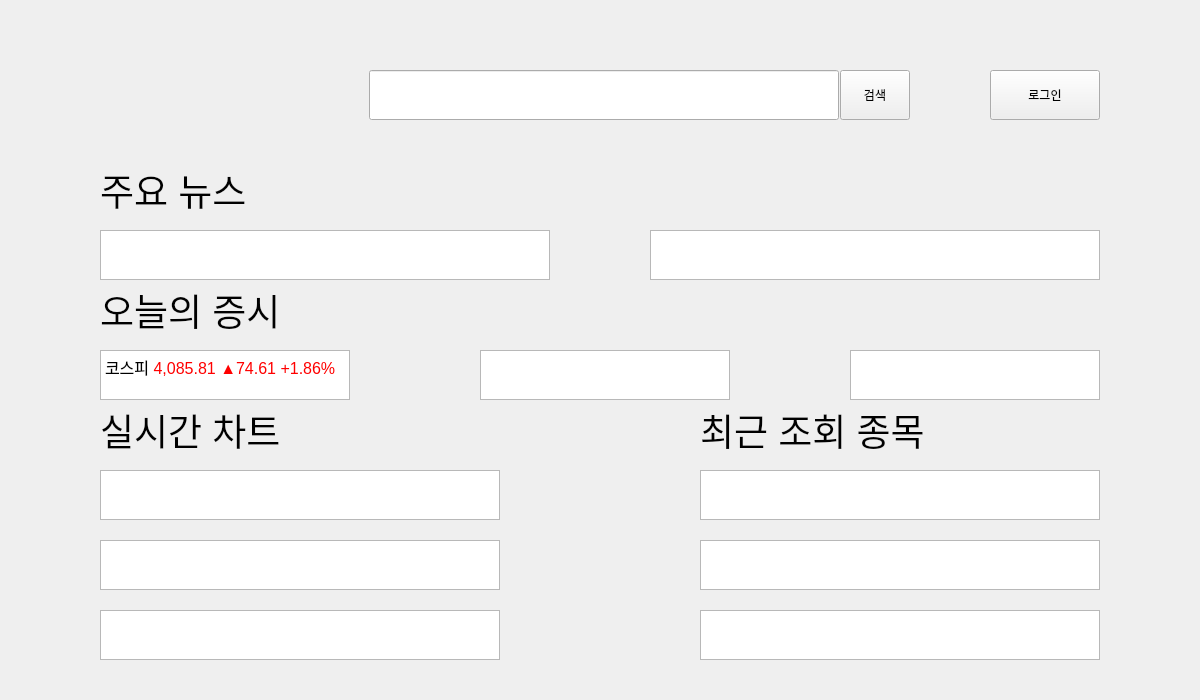
Before: the Qt Designer form project1/source/home/home.ui in taewooyun/hts, drawn with Qt 5.
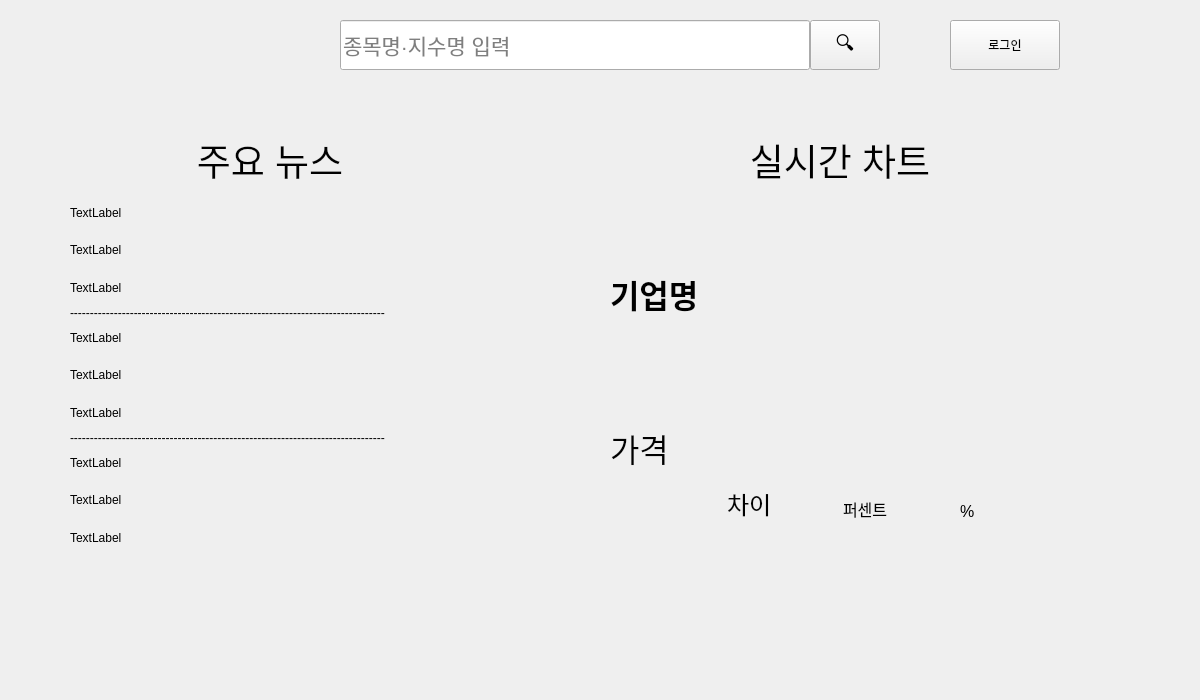
After: the same form once the commit is applied.

Commit message: feat home,tab

```diff
--- a/project1/source/home/home.ui
+++ b/project1/source/home/home.ui
@@ -13,42 +13,12 @@
   <property name="windowTitle">
    <string>Form</string>
   </property>
-  <widget class="QTextBrowser" name="rtChart_1">
-   <property name="geometry">
-    <rect>
-     <x>100</x>
-     <y>470</y>
-     <width>400</width>
-     <height>50</height>
-    </rect>
-   </property>
-  </widget>
-  <widget class="QTextBrowser" name="rtChart_2">
-   <property name="geometry">
-    <rect>
-     <x>100</x>
-     <y>540</y>
-     <width>400</width>
-     <height>50</height>
-    </rect>
-   </property>
-  </widget>
-  <widget class="QTextBrowser" name="rtChart_3">
-   <property name="geometry">
-    <rect>
-     <x>100</x>
-     <y>610</y>
-     <width>400</width>
-     <height>50</height>
-    </rect>
-   </property>
-  </widget>
   <widget class="QLabel" name="rtChart_label">
    <property name="geometry">
     <rect>
-     <x>100</x>
-     <y>410</y>
-     <width>200</width>
+     <x>640</x>
+     <y>140</y>
+     <width>400</width>
      <height>40</height>
     </rect>
    </property>
@@ -60,84 +30,16 @@
    <property name="text">
     <string>실시간 차트</string>
    </property>
-  </widget>
-  <widget class="QTextBrowser" name="todayStock_1">
-   <property name="geometry">
-    <rect>
-     <x>100</x>
-     <y>350</y>
-     <width>250</width>
-     <height>50</height>
-    </rect>
-   </property>
-   <property name="html">
-    <string>&lt;!DOCTYPE HTML PUBLIC &quot;-//W3C//DTD HTML 4.0//EN&quot; &quot;http://www.w3.org/TR/REC-html40/strict.dtd&quot;&gt;
-&lt;html&gt;&lt;head&gt;&lt;meta name=&quot;qrichtext&quot; content=&quot;1&quot; /&gt;&lt;meta charset=&quot;utf-8&quot; /&gt;&lt;style type=&quot;text/css&quot;&gt;
-p, li { white-space: pre-wrap; }
-hr { height: 1px; border-width: 0; }
-li.unchecked::marker { content: &quot;\2610&quot;; }
-li.checked::marker { content: &quot;\2612&quot;; }
-&lt;/style&gt;&lt;/head&gt;&lt;body style=&quot; font-family:'맑은 고딕'; font-size:9pt; font-weight:400; font-style:normal;&quot;&gt;
-&lt;p style=&quot; margin-top:0px; margin-bottom:0px; margin-left:0px; margin-right:0px; -qt-block-indent:0; text-indent:0px;&quot;&gt;&lt;span style=&quot; font-size:12pt;&quot;&gt;코스피 &lt;/span&gt;&lt;span style=&quot; font-size:12pt; color:#ff0000;&quot;&gt;4,085.81 ▲74.61 +1.86%&lt;/span&gt;&lt;/p&gt;&lt;/body&gt;&lt;/html&gt;</string>
-   </property>
-   <property name="cursorWidth">
-    <number>1</number>
-   </property>
-  </widget>
-  <widget class="QTextBrowser" name="todayStock_2">
-   <property name="geometry">
-    <rect>
-     <x>480</x>
-     <y>350</y>
-     <width>250</width>
-     <height>50</height>
-    </rect>
-   </property>
-  </widget>
-  <widget class="QTextBrowser" name="todayStock_3">
-   <property name="geometry">
-    <rect>
-     <x>850</x>
-     <y>350</y>
-     <width>250</width>
-     <height>50</height>
-    </rect>
-   </property>
-  </widget>
-  <widget class="QLabel" name="todayStock_label">
-   <property name="geometry">
-    <rect>
-     <x>100</x>
-     <y>290</y>
-     <width>200</width>
-     <height>40</height>
-    </rect>
-   </property>
-   <property name="font">
-    <font>
-     <pointsize>28</pointsize>
-    </font>
-   </property>
-   <property name="text">
-    <string>오늘의 증시</string>
-   </property>
-  </widget>
-  <widget class="QTextBrowser" name="news_1">
-   <property name="geometry">
-    <rect>
-     <x>100</x>
-     <y>230</y>
-     <width>450</width>
-     <height>50</height>
-    </rect>
+   <property name="alignment">
+    <set>Qt::AlignmentFlag::AlignCenter</set>
    </property>
   </widget>
   <widget class="QLabel" name="news_label">
    <property name="geometry">
     <rect>
-     <x>100</x>
-     <y>170</y>
-     <width>200</width>
+     <x>70</x>
+     <y>140</y>
+     <width>400</width>
      <height>40</height>
     </rect>
    </property>
@@ -149,93 +51,54 @@
    <property name="text">
     <string>주요 뉴스</string>
    </property>
-  </widget>
-  <widget class="QTextBrowser" name="news_2">
-   <property name="geometry">
-    <rect>
-     <x>650</x>
-     <y>230</y>
-     <width>450</width>
-     <height>50</height>
-    </rect>
+   <property name="textFormat">
+    <enum>Qt::TextFormat::AutoText</enum>
    </property>
-  </widget>
-  <widget class="QTextBrowser" name="recentView_1">
-   <property name="geometry">
-    <rect>
-     <x>700</x>
-     <y>470</y>
-     <width>400</width>
-     <height>50</height>
-    </rect>
-   </property>
-  </widget>
-  <widget class="QTextBrowser" name="recentView_2">
-   <property name="geometry">
-    <rect>
-     <x>700</x>
-     <y>540</y>
-     <width>400</width>
-     <height>50</height>
-    </rect>
-   </property>
-  </widget>
-  <widget class="QTextBrowser" name="recentView_3">
-   <property name="geometry">
-    <rect>
-     <x>700</x>
-     <y>610</y>
-     <width>400</width>
-     <height>50</height>
-    </rect>
-   </property>
-  </widget>
-  <widget class="QLabel" name="recentView_label">
-   <property name="geometry">
-    <rect>
-     <x>700</x>
-     <y>410</y>
-     <width>251</width>
-     <height>40</height>
-    </rect>
-   </property>
-   <property name="font">
-    <font>
-     <pointsize>28</pointsize>
-    </font>
-   </property>
-   <property name="text">
-    <string>최근 조회 종목</string>
+   <property name="alignment">
+    <set>Qt::AlignmentFlag::AlignCenter</set>
    </property>
   </widget>
   <widget class="QLineEdit" name="lineEdit">
    <property name="geometry">
     <rect>
-     <x>369</x>
-     <y>70</y>
+     <x>340</x>
+     <y>20</y>
      <width>470</width>
      <height>50</height>
     </rect>
    </property>
+   <property name="font">
+    <font>
+     <pointsize>16</pointsize>
+    </font>
+   </property>
+   <property name="placeholderText">
+    <string>종목명·지수명 입력</string>
+   </property>
   </widget>
   <widget class="QPushButton" name="searchButton">
    <property name="geometry">
     <rect>
-     <x>840</x>
-     <y>70</y>
+     <x>810</x>
+     <y>20</y>
      <width>70</width>
      <height>50</height>
     </rect>
    </property>
+   <property name="font">
+    <font>
+     <pointsize>14</pointsize>
+    </font>
+   </property>
    <property name="text">
-    <string>검색</string>
+    <string>🔍</string>
    </property>
   </widget>
   <widget class="QPushButton" name="btnLogin">
    <property name="geometry">
     <rect>
-     <x>990</x>
-     <y>70</y>
+     <x>950</x>
+     <y>20</y>
      <width>110</width>
      <height>50</height>
     </rect>
@@ -247,8 +110,8 @@
   <widget class="QLabel" name="balance_label">
    <property name="geometry">
     <rect>
-     <x>100</x>
-     <y>70</y>
+     <x>70</x>
+     <y>20</y>
      <width>260</width>
      <height>50</height>
     </rect>
@@ -257,6 +120,274 @@
     <string/>
    </property>
   </widget>
+  <widget class="QWidget" name="verticalLayoutWidget">
+   <property name="geometry">
+    <rect>
+     <x>560</x>
+     <y>200</y>
+     <width>560</width>
+     <height>341</height>
+    </rect>
+   </property>
+   <layout class="QVBoxLayout" name="home_chart">
+    <property name="sizeConstraint">
+     <enum>QLayout::SizeConstraint::SetDefaultConstraint</enum>
+    </property>
+    <property name="leftMargin">
+     <number>50</number>
+    </property>
+    <property name="topMargin">
+     <number>20</number>
+    </property>
+    <property name="rightMargin">
+     <number>50</number>
+    </property>
+    <property name="bottomMargin">
+     <number>20</number>
+    </property>
+    <item>
+     <layout class="QHBoxLayout" name="horizontalLayout_5">
+      <item>
+       <layout class="QHBoxLayout" name="horizontalLayout_7">
+        <item>
+         <layout class="QHBoxLayout" name="horizontalLayout_8">
+          <item>
+           <layout class="QVBoxLayout" name="verticalLayout_2">
+            <item>
+             <widget class="QLabel" name="label_title_2">
+              <property name="font">
+               <font>
+                <pointsize>24</pointsize>
+                <bold>true</bold>
+               </font>
+              </property>
+              <property name="text">
+               <string>기업명</string>
+              </property>
+             </widget>
+            </item>
+            <item>
+             <widget class="QLabel" name="label_price_2">
+              <property name="font">
+               <font>
+                <pointsize>24</pointsize>
+                <bold>false</bold>
+               </font>
+              </property>
+              <property name="text">
+               <string>가격</string>
+              </property>
+             </widget>
+            </item>
+           </layout>
+          </item>
+          <item>
+           <widget class="QLabel" name="label_increment_2">
+            <property name="font">
+             <font>
+              <pointsize>18</pointsize>
+             </font>
+            </property>
+            <property name="text">
+             <string>차이</string>
+            </property>
+            <property name="alignment">
+             <set>Qt::AlignmentFlag::AlignBottom|Qt::AlignmentFlag::AlignLeading|Qt::AlignmentFlag::AlignLeft</set>
+            </property>
+           </widget>
+          </item>
+          <item>
+           <widget class="QLabel" name="label_percentage_2">
+            <property name="font">
+             <font>
+              <pointsize>12</pointsize>
+              <underline>false</underline>
+             </font>
+            </property>
+            <property name="text">
+             <string>퍼센트</string>
+            </property>
+            <property name="alignment">
+             <set>Qt::AlignmentFlag::AlignBottom|Qt::AlignmentFlag::AlignLeading|Qt::AlignmentFlag::AlignLeft</set>
+            </property>
+            <property name="wordWrap">
+             <bool>false</bool>
+            </property>
+           </widget>
+          </item>
+          <item>
+           <widget class="QLabel" name="label_percentage_symbol_2">
+            <property name="font">
+             <font>
+              <pointsize>12</pointsize>
+              <underline>false</underline>
+             </font>
+            </property>
+            <property name="text">
+             <string>%</string>
+            </property>
+            <property name="alignment">
+             <set>Qt::AlignmentFlag::AlignBottom|Qt::AlignmentFlag::AlignLeading|Qt::AlignmentFlag::AlignLeft</set>
+            </property>
+            <property name="wordWrap">
+             <bool>false</bool>
+            </property>
+           </widget>
+          </item>
+         </layout>
+        </item>
+       </layout>
+      </item>
+     </layout>
+    </item>
+    <item>
+     <layout class="QHBoxLayout" name="horizontalLayout_10"/>
+    </item>
+   </layout>
+  </widget>
+  <widget class="QLabel" name="news_title1">
+   <property name="geometry">
+    <rect>
+     <x>70</x>
+     <y>200</y>
+     <width>400</width>
+     <height>25</height>
+    </rect>
+   </property>
+   <property name="text">
+    <string>TextLabel</string>
+   </property>
+  </widget>
+  <widget class="QLabel" name="news_description1">
+   <property name="geometry">
+    <rect>
+     <x>70</x>
+     <y>225</y>
+     <width>400</width>
+     <height>50</height>
+    </rect>
+   </property>
+   <property name="text">
+    <string>TextLabel</string>
+   </property>
+  </widget>
+  <widget class="QLabel" name="news_date1">
+   <property name="geometry">
+    <rect>
+     <x>70</x>
+     <y>275</y>
+     <width>200</width>
+     <height>25</height>
+    </rect>
+   </property>
+   <property name="text">
+    <string>TextLabel</string>
+   </property>
+  </widget>
+  <widget class="QLabel" name="news_divide1">
+   <property name="geometry">
+    <rect>
+     <x>70</x>
+     <y>300</y>
+     <width>400</width>
+     <height>25</height>
+    </rect>
+   </property>
+   <property name="text">
+    <string>-------------------------------------------------------------------------------</string>
+   </property>
+  </widget>
+  <widget class="QLabel" name="news_date1_2">
+   <property name="geometry">
+    <rect>
+     <x>70</x>
+     <y>400</y>
+     <width>200</width>
+     <height>25</height>
+    </rect>
+   </property>
+   <property name="text">
+    <string>TextLabel</string>
+   </property>
+  </widget>
+  <widget class="QLabel" name="news_title1_2">
+   <property name="geometry">
+    <rect>
+     <x>70</x>
+     <y>325</y>
+     <width>400</width>
+     <height>25</height>
+    </rect>
+   </property>
+   <property name="text">
+    <string>TextLabel</string>
+   </property>
+  </widget>
+  <widget class="QLabel" name="news_description1_2">
+   <property name="geometry">
+    <rect>
+     <x>70</x>
+     <y>350</y>
+     <width>400</width>
+     <height>50</height>
+    </rect>
+   </property>
+   <property name="text">
+    <string>TextLabel</string>
+   </property>
+  </widget>
+  <widget class="QLabel" name="news_divide1_2">
+   <property name="geometry">
+    <rect>
+     <x>70</x>
+     <y>425</y>
+     <width>400</width>
+     <height>25</height>
+    </rect>
+   </property>
+   <property name="text">
+    <string>-------------------------------------------------------------------------------</string>
+   </property>
+  </widget>
+  <widget class="QLabel" name="news_date1_3">
+   <property name="geometry">
+    <rect>
+     <x>70</x>
+     <y>525</y>
+     <width>200</width>
+     <height>25</height>
+    </rect>
+   </property>
+   <property name="text">
+    <string>TextLabel</string>
+   </property>
+  </widget>
+  <widget class="QLabel" name="news_title1_3">
+   <property name="geometry">
+    <rect>
+     <x>70</x>
+     <y>450</y>
+     <width>400</width>
+     <height>25</height>
+    </rect>
+   </property>
+   <property name="text">
+    <string>TextLabel</string>
+   </property>
+  </widget>
+  <widget class="QLabel" name="news_description1_3">
+   <property name="geometry">
+    <rect>
+     <x>70</x>
+     <y>475</y>
+     <width>400</width>
+     <height>50</height>
+    </rect>
+   </property>
+   <property name="text">
+    <string>TextLabel</string>
+   </property>
+  </widget>
  </widget>
  <resources/>
  <connections/>
```
Left out of the diff: 2 changed lines with no effect on the pictures. The commit also changes 12 other files.
